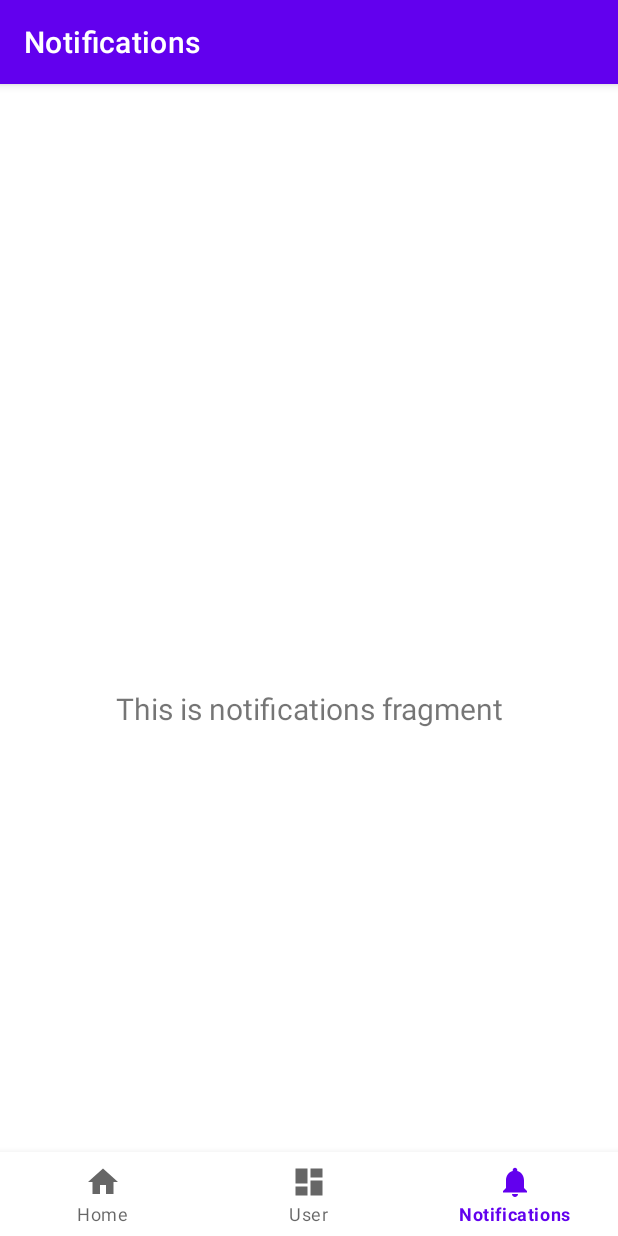
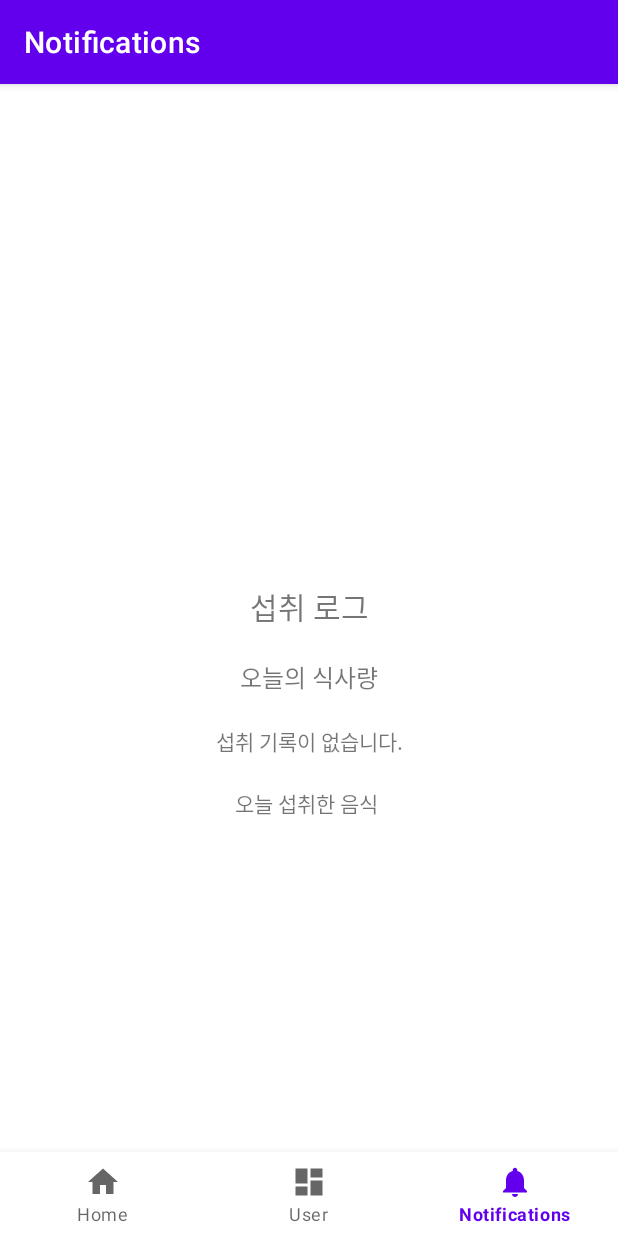
Before and after one commit to dltmdgjs/NutritionPredictorApp, an Android app: the screen it shows after launch (MainActivity), item 3 of the bottom bar chosen, on a phone screen of 412 x 824 dp. Run offline under Robolectric (Android 15) with nearby library versions, the phone set to English and light mode, and no system bars; our stand-ins replace navigation-ui; libraries missing offline, so code that uses them is left out: org.tensorflow.lite; 2 statements that could not run were skipped.

Commit message:
feat : 섭취량 저장 기능 및 보여주기 기능 구현

```diff
--- /dev/null
+++ b/app/src/main/java/com/seunghun/nutritionpredictorapp/IntakeInfoDBHelper.java
@@ -0,0 +1,40 @@
+package com.seunghun.nutritionpredictorapp;
+
+import android.content.Context;
+import android.database.sqlite.SQLiteDatabase;
+import android.database.sqlite.SQLiteOpenHelper;
+
+// 섭취량 정보 저장 DBHelper 클래스
+public class IntakeInfoDBHelper extends SQLiteOpenHelper {
+    public IntakeInfoDBHelper(Context context, String name, int version) {
+        this(context, name, null, version);
+    }
+
+    public IntakeInfoDBHelper(Context context, String name, SQLiteDatabase.CursorFactory factory, int version) {
+        super(context, name, factory, version);
+    }
+
+    @Override
+    public void onCreate(SQLiteDatabase db) {
+        String sql = "create table intakeinfo (";
+        sql += "date text,"; // 날짜
+        sql += "food text,"; // 음식명
+        sql += "gram integer,";
+        sql += "calories integer,";
+        sql += "protein integer,";
+        sql += "carbohydrates integer,";
+        sql += "fats integer,";
+        sql += "fiber integer,";
+        sql += "sugars integer,";
+        sql += "sodium integer";
+        sql += ")"; // 영양 정보들
+
+        db.execSQL(sql);
+    }
+
+    @Override
+    public void onUpgrade(SQLiteDatabase db, int oldVersion, int newVersion) {
+        db.execSQL("drop table if exists intakeinfo");
+        onCreate(db);
+    }
+}
--- a/app/src/main/java/com/seunghun/nutritionpredictorapp/ui/home/HomeFragment.java
+++ b/app/src/main/java/com/seunghun/nutritionpredictorapp/ui/home/HomeFragment.java
@@ -2,7 +2,9 @@ package com.seunghun.nutritionpredictorapp.ui.home;
 
 import android.Manifest;
 import android.app.AlertDialog;
+import android.content.ContentValues;
 import android.content.pm.PackageManager;
+import android.database.sqlite.SQLiteDatabase;
 import android.graphics.Bitmap;
 import android.graphics.BitmapFactory;
 import android.graphics.Canvas;
@@ -24,6 +26,7 @@ import androidx.core.content.ContextCompat;
 import androidx.fragment.app.Fragment;
 import androidx.lifecycle.ViewModelProvider;
 
+import com.seunghun.nutritionpredictorapp.IntakeInfoDBHelper;
 import com.seunghun.nutritionpredictorapp.R;
 import com.seunghun.nutritionpredictorapp.data.LabelLoader;
 import com.seunghun.nutritionpredictorapp.data.NutritionCalculator;
@@ -31,14 +34,21 @@ import com.seunghun.nutritionpredictorapp.databinding.FragmentHomeBinding;
 import com.seunghun.nutritionpredictorapp.ml.FoodClassifier;
 
 import java.io.IOException;
+import java.text.SimpleDateFormat;
+import java.util.Date;
 import java.util.List;
+import java.util.Locale;
 
 public class HomeFragment extends Fragment {
     private FragmentHomeBinding binding;
     private FoodClassifier foodClassifier;
-    private Bitmap testBitmap;
     private Bitmap selectedBitmap;
     private List<String> labels;
+    private String label;
+    private NutritionCalculator calc;
+    private NutritionCalculator.NutritionInfo info;
+    IntakeInfoDBHelper mHelper;
+    static final String mFILENAME = "intakeInfo.db";
 
 
     public View onCreateView(@NonNull LayoutInflater inflater,
@@ -49,25 +59,18 @@ public class HomeFragment extends Fragment {
         binding = FragmentHomeBinding.inflate(inflater, container, false);
         View root = binding.getRoot();
 
+        mHelper = new IntakeInfoDBHelper(getContext(), mFILENAME, null, 1);
+
         // 모델 로드
         foodClassifier = new FoodClassifier(requireContext());
 
         // 라벨 로드
         labels = LabelLoader.loadLabels(requireContext(), "labels.txt");
 
-
-        // 테스트 이미지 표시
-        testBitmap = BitmapFactory.decodeResource(
-                getResources(),
-                R.drawable.food_test
-        );
-        binding.ivFood.setImageBitmap(testBitmap);
-
-
         // 음식 이미지 클릭 이벤트 리스너
         /** 이미지 클릭 시 카메라 접근해 이미지 변경하기 */
         binding.ivFood.setOnClickListener(v -> {
-            Toast.makeText(getContext(), "카메라 접근", Toast.LENGTH_SHORT).show();
+            Toast.makeText(getContext(), "카메라/갤러리 접근", Toast.LENGTH_SHORT).show();
             //TODO: 카메라 접근 로직 구현 (완료)
             // 1. 사용자에 카메라 접근 요청
             // 2. 사진 촬영 (결과는 onActivityResult로 받음)
@@ -77,15 +80,14 @@ public class HomeFragment extends Fragment {
             showImagePickerDialog();
         });
 
-
         // 영양정보 보기 버튼 클릭 이벤트 리스너
         /** 영양정보 보기 버튼 클릭 시, 예측 후 영양정보 창 전개 */
         binding.btPredict.setOnClickListener(v -> {
             // TODO: 예측 로직 구현
             //      - 파이썬 연동(모델 로드 및 예측 성공, FoodClassifier.java)
             //      - index -> label -> 영양정보 매핑(LabelLoader.java, NutritionCalculator.java)
-            //TODO: 영양 정보 예측 창 전개 (현재 HomeFragment에 그대로 띄우기만 하고 있음)
-            //      - 대안 : HomeFragment에 그대로 띄우되, 예측 성공 시 저장 버튼이 띄워지도록 함.
+            // TODO: 영양 정보 예측 창 전개 (현재 HomeFragment에 그대로 띄우기만 하고 있음)
+            //      - 대안 : HomeFragment에 그대로 띄우되, 예측 성공 시 저장 버튼이 띄워지도록 함. (완료)
 
             // ------------------------------------------
             // 이미지, 중량
@@ -106,6 +108,38 @@ public class HomeFragment extends Fragment {
                 gram = Integer.parseInt(editText.getText().toString());
             }
 
+            // 예측 및 결과 보여주기
+            predictAndShowResult(imageView, gram);
+        });
+
+        // 저장하기 버튼 클릭 이벤트 리스너
+        /** 저장하기 버튼 클릭 시, 데이터 베이스에 저장 */
+        binding.btSave.setOnClickListener(v -> {
+            // TODO: 저장 기능 구현
+            //      - 데이터 베이스에 일자별 섭취 영양정보 저장
+
+            // ---------------------------------------
+            saveIntakeInfo();
+        });
+
+        return root;
+    }
+
+    @Override
+    public void onDestroyView() {
+        super.onDestroyView();
+        if (foodClassifier != null) {
+            foodClassifier.close(); // 모델 닫기
+        }
+        binding = null;
+    }
+
+    /**
+     * 예측 및 결과 보여주기 함수 (영양정보 보기 버튼 이벤트 클릭 리스너에서 실행됨)
+     * @param imageView
+     * @param gram
+     */
+    private void predictAndShowResult(ImageView imageView, int gram) {
         try {
             // ImageView → Bitmap 변환
             Bitmap bitmap = drawableToBitmap(imageView.getDrawable());
@@ -115,12 +149,12 @@ public class HomeFragment extends Fragment {
 //                Toast.makeText(getContext(), "예측 결과 클래스 인덱스: " + predictedIndex, Toast.LENGTH_LONG).show();
 
             // 인덱스 -> 라벨(음식명) 매핑
-                String label = labels.get(predictedIndex);
+            label = labels.get(predictedIndex);
             Toast.makeText(getContext(), "음식명: " + label, Toast.LENGTH_SHORT).show();
 
             // 라벨(음식명) -> 영양정보 매핑(계산)
-                NutritionCalculator calc = NutritionCalculator.fromAssets(requireContext(), "nutrition.csv");
-                NutritionCalculator.NutritionInfo info = calc.getNutrition(label, gram);
+            calc = NutritionCalculator.fromAssets(requireContext(), "nutrition.csv");
+            info = calc.getNutrition(label, gram);
 
             if (info == null) {
                 Toast.makeText(getContext(), "영양정보 매칭 실패", Toast.LENGTH_SHORT).show();
@@ -138,6 +172,7 @@ public class HomeFragment extends Fragment {
                                 "당류: " + info.sugars + "g\n" +
                                 "나트륨: " + info.sodium + "mg"
                 );
+                binding.btSave.setVisibility(View.VISIBLE);
             }
 
         } catch (Exception e) {
@@ -148,13 +183,11 @@ public class HomeFragment extends Fragment {
                     Toast.LENGTH_LONG
             ).show();
         }
-        });
-
-
-        return root;
     }
 
-    // 이미지 뷰를 비트맵으로 변환
+    /**
+     * 이미지 뷰를 비트맵으로 변환 함수 (predictAndShowResult 함수에서 실행됨)
+     */
     private Bitmap drawableToBitmap(Drawable drawable) {
 
         if (drawable instanceof BitmapDrawable) {
@@ -174,19 +207,37 @@ public class HomeFragment extends Fragment {
         return bitmap;
     }
 
+    /**
+     * 카메라/갤러리 접근 선택 다이얼로그 함수 (이미지 클릭 이벤트 리스너에서 실행됨)
+     */
+    private void showImagePickerDialog() {
+        String[] options = {"카메라", "갤러리"};
 
-    @Override
-    public void onDestroyView() {
-        super.onDestroyView();
-        if (foodClassifier != null) {
-            foodClassifier.close(); // 🔥 이 코드를 반드시 추가해야 합니다.
+        new AlertDialog.Builder(requireContext())
+                .setTitle("이미지 선택")
+                .setItems(options, (dialog, which) -> {
+                    if (which == 0) {
+                        openCamera(); // 카메라 열기
+                    } else {
+                        openGallery(); // 갤러리 열기
                     }
-        binding = null;
+                })
+                .show();
     }
 
-    /* ===============================
-       갤러리 런처
-       =============================== */
+    // 카메라 런처
+    private final ActivityResultLauncher<Void> cameraLauncher =
+            registerForActivityResult(
+                    new ActivityResultContracts.TakePicturePreview(),
+                    bitmap -> {
+                        if (bitmap != null) {
+                            selectedBitmap = bitmap;
+                            binding.ivFood.setImageBitmap(bitmap);
+                        }
+                    }
+            );
+
+    // 갤러리 런처
     private final ActivityResultLauncher<String> galleryLauncher =
             registerForActivityResult(
                     new ActivityResultContracts.GetContent(),
@@ -204,43 +255,7 @@ public class HomeFragment extends Fragment {
                     }
             );
 
-    /* ===============================
-       카메라 런처
-       =============================== */
-    private final ActivityResultLauncher<Void> cameraLauncher =
-            registerForActivityResult(
-                    new ActivityResultContracts.TakePicturePreview(),
-                    bitmap -> {
-                        if (bitmap != null) {
-                            selectedBitmap = bitmap;
-                            binding.ivFood.setImageBitmap(bitmap);
-                        }
-                    }
-            );
-
-
-
-    /* ===============================
-       이미지 선택 다이얼로그
-       =============================== */
-    private void showImagePickerDialog() {
-        String[] options = {"카메라", "갤러리"};
-
-        new AlertDialog.Builder(requireContext())
-                .setTitle("이미지 선택")
-                .setItems(options, (dialog, which) -> {
-                    if (which == 0) {
-                        openCamera();
-                    } else {
-                        openGallery();
-                    }
-                })
-                .show();
-    }
-
-    /* ===============================
-       카메라
-       =============================== */
+    // 카메라 열기 함수
     private void openCamera() {
         if (ContextCompat.checkSelfPermission(
                 requireContext(), Manifest.permission.CAMERA
@@ -255,10 +270,35 @@ public class HomeFragment extends Fragment {
         }
     }
 
-    /* ===============================
-       갤러리
-       =============================== */
+    // 갤러리 열기 함수
     private void openGallery() {
         galleryLauncher.launch("image/*");
     }
+
+    /**
+     * 데이터 베이스에 일자별 섭취 영양정보 저장 함수 (저장하기 버튼 이벤트 리스너에서 실행됨)
+     */
+    private void saveIntakeInfo() {
+        SQLiteDatabase db = mHelper.getWritableDatabase();
+        ContentValues values = new ContentValues();
+
+        long now = System.currentTimeMillis();
+        Date date = new Date(now);
+        SimpleDateFormat sdf = new SimpleDateFormat("yyyy-MM-dd");
+        String today = sdf.format(date);
+
+        values.put("date", today);
+        values.put("food", label);
+        values.put("gram", info.weight);
+        values.put("calories", info.calories);
+        values.put("protein", info.protein);
+        values.put("carbohydrates", info.carbohydrates);
+        values.put("fats", info.fats);
+        values.put("fiber", info.fiber);
+        values.put("sugars", info.sugars);
+        values.put("sodium", info.sodium);
+        db.insert("intakeinfo", null, values);
+        Toast.makeText(getContext(), "섭취 정보가 저장되었습니다.", Toast.LENGTH_SHORT).show();
+        db.close();
     }
+}
--- a/app/src/main/java/com/seunghun/nutritionpredictorapp/ui/notifications/NotificationsFragment.java
+++ b/app/src/main/java/com/seunghun/nutritionpredictorapp/ui/notifications/NotificationsFragment.java
@@ -1,20 +1,32 @@
 package com.seunghun.nutritionpredictorapp.ui.notifications;
 
+import static java.util.EnumSet.range;
+
+import android.database.Cursor;
+import android.database.sqlite.SQLiteDatabase;
 import android.os.Bundle;
 import android.view.LayoutInflater;
 import android.view.View;
 import android.view.ViewGroup;
 import android.widget.TextView;
+import android.widget.Toast;
 
 import androidx.annotation.NonNull;
 import androidx.fragment.app.Fragment;
 import androidx.lifecycle.ViewModelProvider;
 
+import com.seunghun.nutritionpredictorapp.IntakeInfoDBHelper;
+import com.seunghun.nutritionpredictorapp.UserInfoDBHelper;
 import com.seunghun.nutritionpredictorapp.databinding.FragmentNotificationsBinding;
 
+import java.text.SimpleDateFormat;
+import java.util.Date;
+
 public class NotificationsFragment extends Fragment {
+    private FragmentNotificationsBinding binding;
+    IntakeInfoDBHelper mHelper;
+    static final String mFILENAME = "intakeInfo.db";
 
-    private FragmentNotificationsBinding binding;
 
     public View onCreateView(@NonNull LayoutInflater inflater,
                              ViewGroup container, Bundle savedInstanceState) {
@@ -24,8 +36,11 @@ public class NotificationsFragment extends Fragment {
         binding = FragmentNotificationsBinding.inflate(inflater, container, false);
         View root = binding.getRoot();
 
-        final TextView textView = binding.textNotifications;
-        notificationsViewModel.getText().observe(getViewLifecycleOwner(), textView::setText);
+        // DBHelper 초기화
+        mHelper = new IntakeInfoDBHelper(getContext(), mFILENAME, null, 1);
+
+        loadData();
+
         return root;
     }
 
@@ -34,4 +49,58 @@ public class NotificationsFragment extends Fragment {
         super.onDestroyView();
         binding = null;
     }
+
+    private void loadData() {
+        long now = System.currentTimeMillis();
+        Date date = new Date(now);
+        SimpleDateFormat sdf = new SimpleDateFormat("yyyy-MM-dd");
+        String today = sdf.format(date);
+
+        SQLiteDatabase db = mHelper.getReadableDatabase();
+        Cursor cursor = db.rawQuery("SELECT * FROM intakeinfo WHERE date = ?", new String[]{today});
+
+        if (cursor.moveToFirst()) {
+            Toast.makeText(getContext(), "섭취 기록이 있습니다.", Toast.LENGTH_SHORT).show();
+            int gram = 0;
+            int calories = 0;
+            int protein = 0;
+            int carbohydrates = 0;
+            int fats = 0;
+            int fiber = 0;
+            int sugars = 0;
+            int sodium = 0;
+
+            int i = cursor.getCount();
+            for (int j = 0; j < i; j++) {
+                String food = cursor.getString(cursor.getColumnIndexOrThrow("food"));
+                binding.tvFoodIntake.append( "\n" + food);
+                gram += cursor.getInt(cursor.getColumnIndexOrThrow("gram"));
+                calories += cursor.getInt(cursor.getColumnIndexOrThrow("calories"));
+                protein += cursor.getInt(cursor.getColumnIndexOrThrow("protein"));
+                carbohydrates += cursor.getInt(cursor.getColumnIndexOrThrow("carbohydrates"));
+                fats += cursor.getInt(cursor.getColumnIndexOrThrow("fats"));
+                fiber += cursor.getInt(cursor.getColumnIndexOrThrow("fiber"));
+                sugars += cursor.getInt(cursor.getColumnIndexOrThrow("sugars"));
+                sodium += cursor.getInt(cursor.getColumnIndexOrThrow("sodium"));
+                cursor.moveToNext();
+            }
+
+            String str = "중량: " + gram + "g\n";
+            str += "칼로리: " + calories + "kcal\n";
+            str += "단백질: " + protein + "g\n";
+            str += "탄수화물: " + carbohydrates + "g\n";
+            str += "지방: " + fats + "g\n";
+            str += "식이섬유: " + fiber + "g\n";
+            str += "당류: " + sugars + "g\n";
+            str += "나트륨: " + sodium + "mg\n";
+
+            binding.tvLoadInfo.setText(str);
+
+        } else {
+            Toast.makeText(getContext(), "섭취 기록이 없습니다.", Toast.LENGTH_SHORT).show();
+        }
+
+        cursor.close();
+        db.close();
+    }
 }
--- a/app/src/main/res/layout/fragment_notifications.xml
+++ b/app/src/main/res/layout/fragment_notifications.xml
@@ -1,22 +1,45 @@
 <?xml version="1.0" encoding="utf-8"?>
-<androidx.constraintlayout.widget.ConstraintLayout xmlns:android="http://schemas.android.com/apk/res/android"
+<LinearLayout xmlns:android="http://schemas.android.com/apk/res/android"
     xmlns:app="http://schemas.android.com/apk/res-auto"
     xmlns:tools="http://schemas.android.com/tools"
     android:layout_width="match_parent"
     android:layout_height="match_parent"
+    android:gravity="center"
+    android:orientation="vertical"
     tools:context=".ui.notifications.NotificationsFragment">
 
+
     <TextView
-        android:id="@+id/text_notifications"
+        android:id="@+id/textView2"
         android:layout_width="match_parent"
         android:layout_height="wrap_content"
-        android:layout_marginStart="8dp"
-        android:layout_marginTop="8dp"
-        android:layout_marginEnd="8dp"
-        android:textAlignment="center"
-        android:textSize="20sp"
-        app:layout_constraintBottom_toBottomOf="parent"
-        app:layout_constraintEnd_toEndOf="parent"
-        app:layout_constraintStart_toStartOf="parent"
-        app:layout_constraintTop_toTopOf="parent" />
-</androidx.constraintlayout.widget.ConstraintLayout>
+        android:layout_margin="10dp"
+        android:gravity="center"
+        android:text="섭취 로그"
+        android:textSize="20sp" />
+
+    <TextView
+        android:id="@+id/textView4"
+        android:layout_width="match_parent"
+        android:layout_height="wrap_content"
+        android:layout_margin="10dp"
+        android:gravity="center"
+        android:text="오늘의 식사량"
+        android:textSize="16sp" />
+
+    <TextView
+        android:id="@+id/tv_load_info"
+        android:layout_width="match_parent"
+        android:layout_height="wrap_content"
+        android:layout_margin="10dp"
+        android:gravity="center"
+        android:text="섭취 기록이 없습니다." />
+
+    <TextView
+        android:id="@+id/tv_food_intake"
+        android:layout_width="match_parent"
+        android:layout_height="wrap_content"
+        android:layout_margin="10dp"
+        android:gravity="center"
+        android:text="오늘 섭취한 음식 " />
+</LinearLayout>
--- a/app/src/main/res/layout/fragment_user.xml
+++ b/app/src/main/res/layout/fragment_user.xml
@@ -10,7 +10,7 @@
 
 
     <ImageView
-        android:id="@+id/imageView"
+        android:id="@+id/iv_profile"
         android:layout_width="130dp"
         android:layout_height="130dp"
         android:layout_marginLeft="20dp"
```
Also changed, not shown: app/src/main/java/com/seunghun/nutritionpredictorapp/UserInfoDBHelper.java (renamed from app/src/main/java/com/seunghun/nutritionpredictorapp/ContactsDBHelper.java, +3 -5 lines), app/src/main/java/com/seunghun/nutritionpredictorapp/ui/user/UserFragment.java (+9 -12 lines), app/src/main/res/layout/fragment_home.xml (+14 -5 lines). Lines whose indentation alone changed are shown as unchanged.
